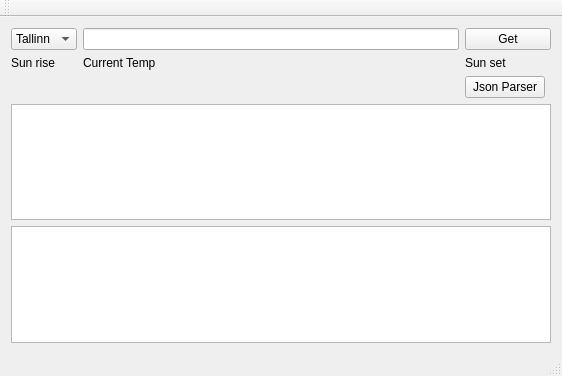
Old version of the form OpenWeather/mainwindow.ui in the repository Anaga/TARvg17.
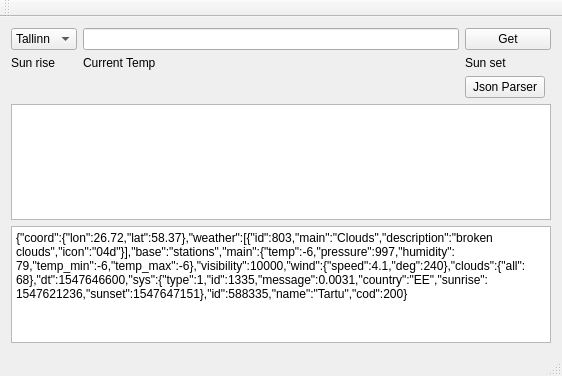
New version of the form.

Commit message: now we grab out "temp" from "main"

Patch:
```diff
--- a/OpenWeather/mainwindow.ui
+++ b/OpenWeather/mainwindow.ui
@@ -81,7 +81,12 @@
        <widget class="QTextBrowser" name="textBrowser"/>
       </item>
       <item row="6" column="0" colspan="4">
-       <widget class="QPlainTextEdit" name="plainTextEdit"/>
+       <widget class="QPlainTextEdit" name="plainTextEdit">
+        <property name="plainText">
+         <string>{&quot;coord&quot;:{&quot;lon&quot;:26.72,&quot;lat&quot;:58.37},&quot;weather&quot;:[{&quot;id&quot;:803,&quot;main&quot;:&quot;Clouds&quot;,&quot;description&quot;:&quot;broken clouds&quot;,&quot;icon&quot;:&quot;04d&quot;}],&quot;base&quot;:&quot;stations&quot;,&quot;main&quot;:{&quot;temp&quot;:-6,&quot;pressure&quot;:997,&quot;humidity&quot;:79,&quot;temp_min&quot;:-6,&quot;temp_max&quot;:-6},&quot;visibility&quot;:10000,&quot;wind&quot;:{&quot;speed&quot;:4.1,&quot;deg&quot;:240},&quot;clouds&quot;:{&quot;all&quot;:68},&quot;dt&quot;:1547646600,&quot;sys&quot;:{&quot;type&quot;:1,&quot;id&quot;:1335,&quot;message&quot;:0.0031,&quot;country&quot;:&quot;EE&quot;,&quot;sunrise&quot;:1547621236,&quot;sunset&quot;:1547647151},&quot;id&quot;:588335,&quot;name&quot;:&quot;Tartu&quot;,&quot;cod&quot;:200}
+</string>
+        </property>
+       </widget>
       </item>
       <item row="4" column="2">
        <widget class="QPushButton" name="pushButton_Parse">
```
The commit also changes 1 other file.
